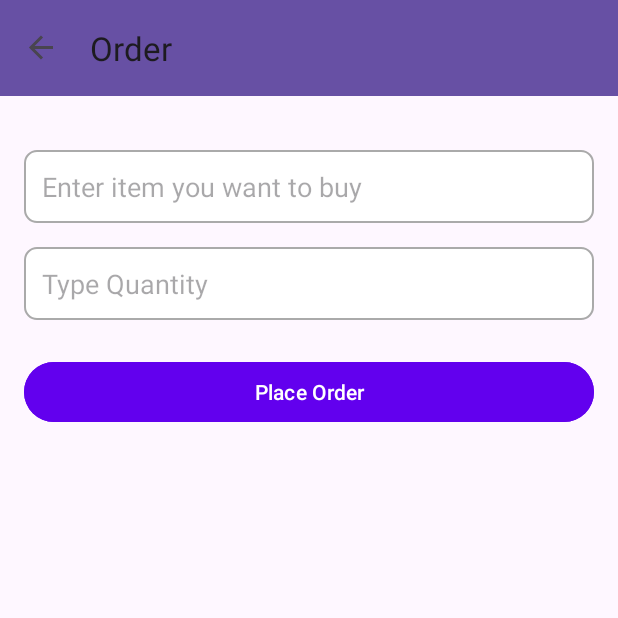
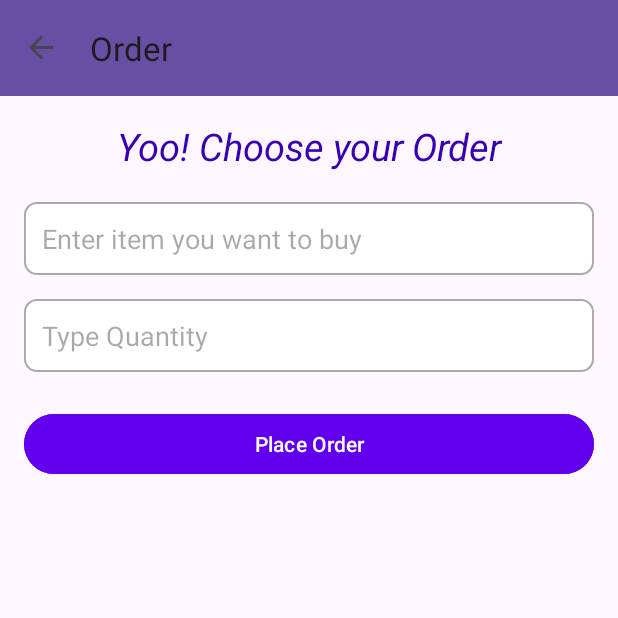
Before and after one commit to aryanmaheshwariantino/Authentications, an Android app: the OrderFragment screen opened through its navigation route, on a phone screen of 412 x 824 dp, the top half of it. Run offline under Robolectric (Android 15) with nearby library versions, the phone set to English and light mode, and no system bars; our stand-ins replace Firebase (no records; nobody signed in at launch, a user with empty details on screens opened directly), navigation-ui; libraries missing offline, so code that uses them is left out: com.facebook, com.facebook.appevents, com.facebook.login; 3 statements that could not run were skipped.

```diff
--- a/app/src/main/java/com/aryan/authentications/views/fragments/OrderFragment.kt
+++ b/app/src/main/java/com/aryan/authentications/views/fragments/OrderFragment.kt
@@ -53,6 +53,7 @@ class OrderFragment : Fragment() {
         firebaseAuth = (requireActivity() as MainActivity).getFirebaseAuth()
         firebaseAnalytics = (requireActivity() as MainActivity).getFirebaseAnalytics()
         firebaseCrashlytics = (requireActivity() as MainActivity).getFirebaseCrashlytics()
+
 
         binding.btnPlaceOrder.setOnClickListener {
             if (checkNotificationPermission()) {
--- a/app/src/main/res/layout/fragment_order.xml
+++ b/app/src/main/res/layout/fragment_order.xml
@@ -6,6 +6,19 @@
     android:layout_height="match_parent"
     android:padding="16dp"
     tools:context=".views.fragments.OrderFragment">
+
+    <TextView
+        android:id="@+id/etChooseOrder"
+        android:layout_width="wrap_content"
+        android:layout_height="wrap_content"
+        android:text="Yoo! Choose your Order"
+        android:textSize="25dp"
+        android:textStyle="italic"
+        android:textColor="@color/colorPrimaryDark"
+        app:layout_constraintTop_toTopOf="parent"
+        app:layout_constraintStart_toStartOf="parent"
+        app:layout_constraintEnd_toEndOf="parent"
+        app:layout_constraintHorizontal_bias="0.5" />
 
     <!-- First Input Field -->
     <EditText
@@ -16,9 +29,9 @@
         android:padding="12dp"
         android:background="@drawable/edit_text_background"
         android:layout_marginTop="20dp"
+        app:layout_constraintTop_toBottomOf="@+id/etChooseOrder"
         app:layout_constraintStart_toStartOf="parent"
-        app:layout_constraintEnd_toEndOf="parent"
-        app:layout_constraintTop_toTopOf="parent" />
+        app:layout_constraintEnd_toEndOf="parent" />
 
     <!-- Second Input Field -->
     <EditText
```
